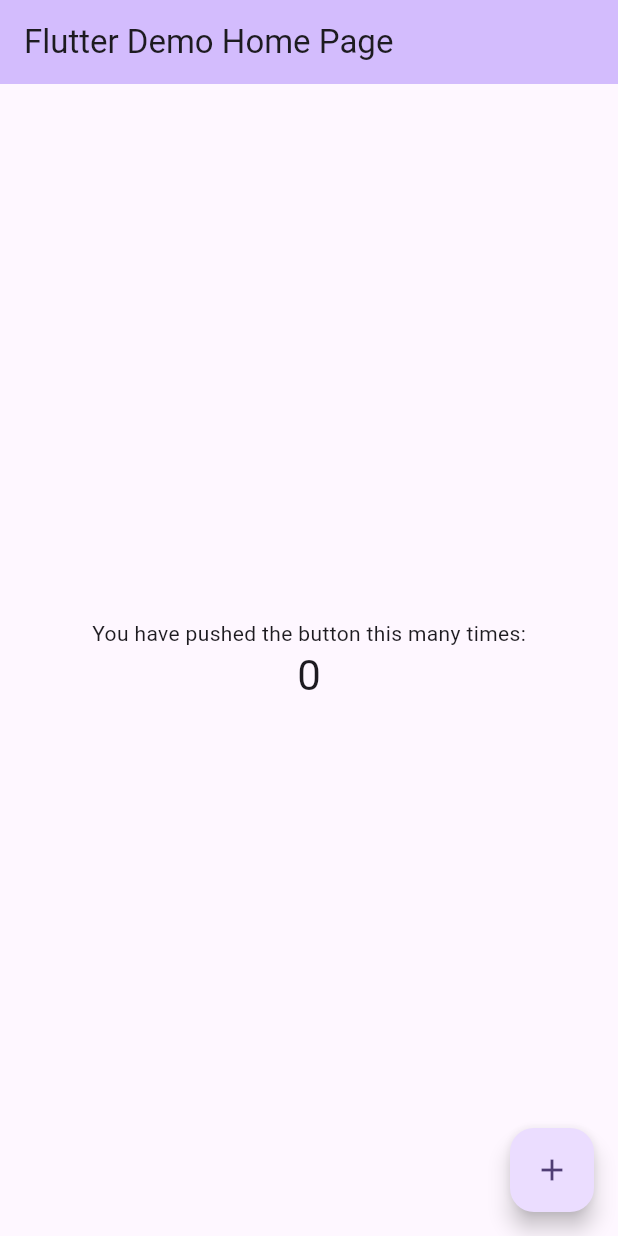
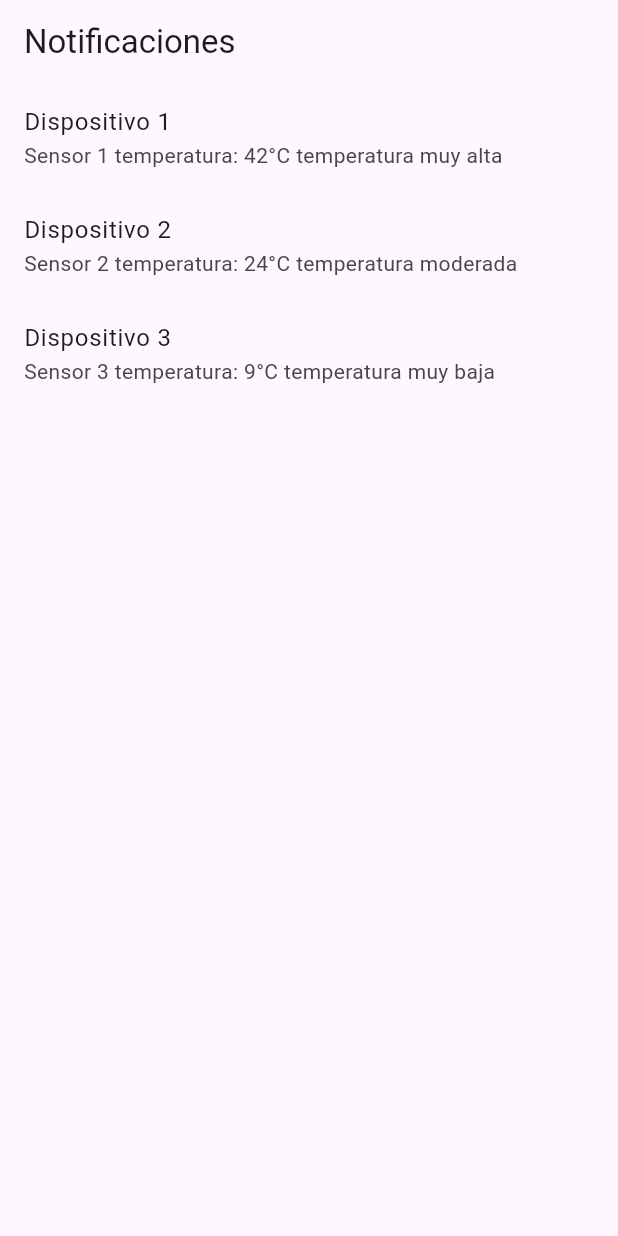
Before and after one commit to MendozaEmerson/InvernaderosInteligentes, a Flutter app: the screen it shows after launch, on a phone screen of 412 x 824 dp. Run offline on Flutter 3.47's test engine with Material 3 defaults, Android fonts, the phone set to English and light mode, and no system bars.

Commit message:
Implementacion Notificaciones con MVVM inicial

```diff
--- /dev/null
+++ b/lib/features/notifications/dummy/dummy_notifications.dart
@@ -0,0 +1,7 @@
+import '../../../model/notification_model.dart';
+
+final List<NotificationModel> dummyNotifications = [
+  NotificationModel(title: "Dispositivo 1", message: "Sensor 1 temperatura: 42°C temperatura muy alta"),
+  NotificationModel(title: "Dispositivo 2", message: "Sensor 2 temperatura: 24°C temperatura moderada"),
+  NotificationModel(title: "Dispositivo 3", message: "Sensor 3 temperatura: 9°C temperatura muy baja"),
+];
--- /dev/null
+++ b/lib/features/notifications/view/notification_screen.dart
@@ -0,0 +1,33 @@
+import 'package:flutter/material.dart';
+import '../view_model/notification_view_model.dart';
+import 'package:provider/provider.dart';
+
+class NotificationScreen extends StatelessWidget {
+  const NotificationScreen({super.key});
+
+  @override
+  Widget build(BuildContext context) {
+    final viewModel = context.watch<NotificationViewModel>();
+
+    return Scaffold(
+      appBar: AppBar(title: Text('Notificaciones')),
+      body: Column(
+        children: [
+          //Text('Total: ${viewModel.notificationCount} notificaciones'),
+          Expanded(
+            child: ListView.builder(
+              itemCount: viewModel.notifications.length,
+              itemBuilder: (context, index) {
+                final notification = viewModel.notifications[index];
+                return ListTile(
+                  title: Text(notification.title),
+                  subtitle: Text(notification.message),
+                );
+              },
+            ),
+          ),
+        ],
+      ),
+    );
+  }
+}
--- /dev/null
+++ b/lib/features/notifications/view_model/notification_view_model.dart
@@ -0,0 +1,17 @@
+import 'package:flutter/material.dart';
+import '../../../model/notification_model.dart';
+import '../dummy/dummy_notifications.dart';
+
+class NotificationViewModel extends ChangeNotifier {
+  final List<NotificationModel> _notifications = dummyNotifications;
+
+  List<NotificationModel> get notifications => _notifications;
+
+  int get notificationCount => _notifications.length;
+
+  // Simulación de un nuevo estado
+  void addNotification(NotificationModel newNotification) {
+    _notifications.add(newNotification);
+    notifyListeners();
+  }
+}
--- a/lib/main.dart
+++ b/lib/main.dart
@@ -1,76 +1,20 @@
 import 'package:flutter/material.dart';
+import 'package:provider/provider.dart';
+import 'features/notifications/view/notification_screen.dart';
+import 'features/notifications/view_model/notification_view_model.dart';
 
 void main() {
-  runApp(const MyApp());
+  runApp(MyApp());
 }
 
 class MyApp extends StatelessWidget {
-  const MyApp({super.key});
-
-  // This widget is the root of your application.
   @override
   Widget build(BuildContext context) {
-    return MaterialApp(
-      title: 'Flutter Demo',
-      theme: ThemeData(
-
-        colorScheme: ColorScheme.fromSeed(seedColor: Colors.deepPurple),
+    return ChangeNotifierProvider(
+      create: (_) => NotificationViewModel(),
+      child: MaterialApp(
+        home: NotificationScreen(),
       ),
-      home: const MyHomePage(title: 'Flutter Demo Home Page'),
     );
   }
 }
-
-class MyHomePage extends StatefulWidget {
-  const MyHomePage({super.key, required this.title});
-
-
-  final String title;
-
-  @override
-  State<MyHomePage> createState() => _MyHomePageState();
-}
-
-class _MyHomePageState extends State<MyHomePage> {
-  int _counter = 0;
-
-  void _incrementCounter() {
-    setState(() {
-
-      _counter++;
-    });
-  }
-
-  @override
-  Widget build(BuildContext context) {
-
-    return Scaffold(
-      appBar: AppBar(
-
-        backgroundColor: Theme.of(context).colorScheme.inversePrimary,
-
-        title: Text(widget.title),
-      ),
-      body: Center(
-        // Center is a layout widget. It takes a single child and positions it
-        // in the middle of the parent.
-        child: Column(
-
-          mainAxisAlignment: MainAxisAlignment.center,
-          children: <Widget>[
-            const Text('You have pushed the button this many times:'),
-            Text(
-              '$_counter',
-              style: Theme.of(context).textTheme.headlineMedium,
-            ),
-          ],
-        ),
-      ),
-      floatingActionButton: FloatingActionButton(
-        onPressed: _incrementCounter,
-        tooltip: 'Increment',
-        child: const Icon(Icons.add),
-      ), // This trailing comma makes auto-formatting nicer for build methods.
-    );
-  }
-}
--- /dev/null
+++ b/lib/model/notification_model.dart
@@ -0,0 +1,6 @@
+class NotificationModel {
+  final String title;
+  final String message;
+
+  NotificationModel({required this.title, required this.message});
+}
--- a/pubspec.yaml
+++ b/pubspec.yaml
@@ -34,6 +34,7 @@ dependencies:
   # The following adds the Cupertino Icons font to your application.
   # Use with the CupertinoIcons class for iOS style icons.
   cupertino_icons: ^1.0.8
+  provider: ^6.1.5
 
 dev_dependencies:
   flutter_test:
```
Also changed, not shown: pubspec.lock, 1 other file.
